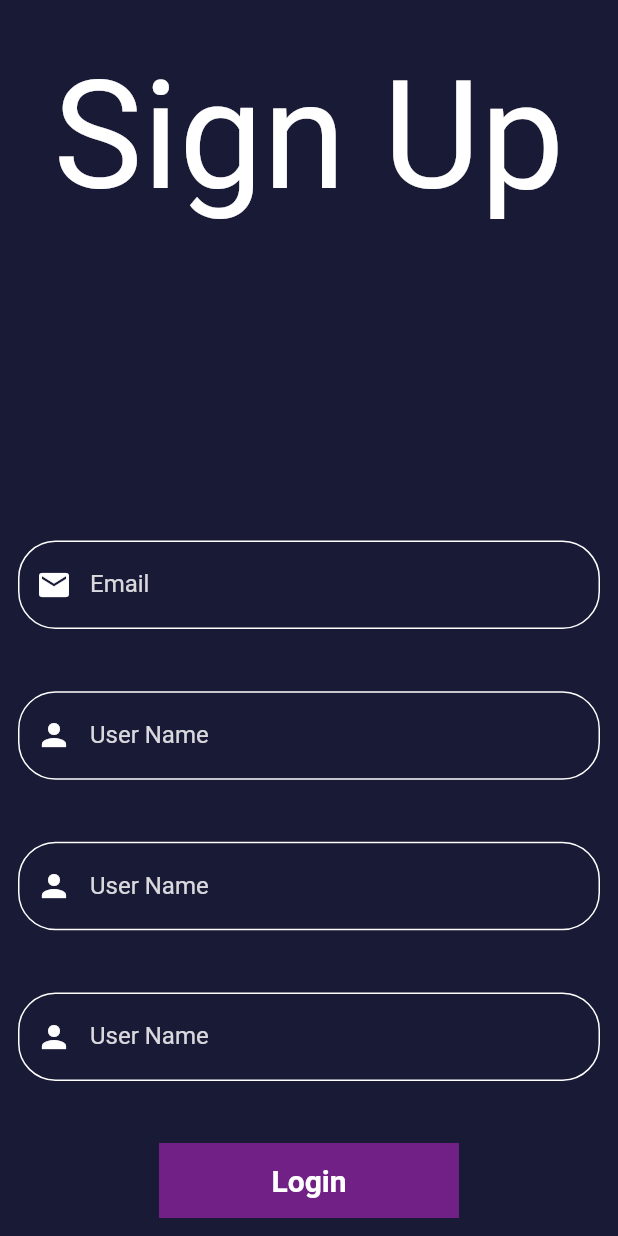
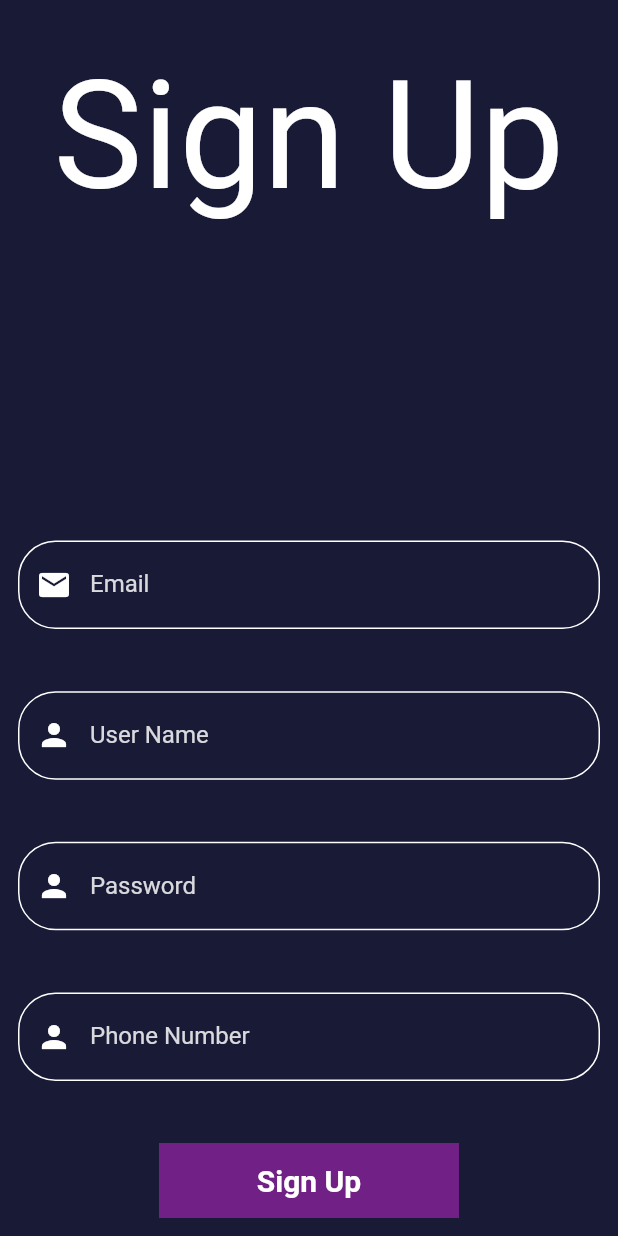
Before and after one commit to Nizar-Sweiss/FireStoreTest, a Flutter app: the screen it shows after launch, on a phone screen of 412 x 824 dp. Run offline on Flutter 3.47's test engine with Material 2 defaults, Android fonts, the phone set to English and light mode, and no system bars; our stand-ins replace cloud_firestore, firebase_auth, firebase_core; accounts and stored records are empty; Roboto replaces fonts that are missing (ZenTokyoZoo).

Commit message:
add: TextFormField Controllers

```diff
--- a/store/lib/Screens/signup_screens.dart
+++ b/store/lib/Screens/signup_screens.dart
@@ -3,6 +3,7 @@ import 'package:firebase_auth/firebase_auth.dart';
 import 'package:firebase_core/firebase_core.dart';
 
 import 'package:flutter/material.dart';
+import 'package:cloud_firestore/cloud_firestore.dart';
 
 class SignIn extends StatelessWidget {
   const SignIn({super.key});
@@ -29,7 +30,8 @@ class SignInScreen extends StatefulWidget {
 class _SignInScreenState extends State<SignInScreen> {
   TextEditingController emailFeild = TextEditingController();
   TextEditingController passwordFeild = TextEditingController();
-  TextEditingController conformPasswordFeild = TextEditingController();
+  TextEditingController phoneFeild = TextEditingController();
+  TextEditingController userNameFeild = TextEditingController();
 
   @override
   Widget build(BuildContext context) {
@@ -73,11 +75,10 @@ class _SignInScreenState extends State<SignInScreen> {
                 ),
                 hoverColor: Color.fromARGB(255, 255, 255, 255)),
             keyboardType: TextInputType.emailAddress,
-            onFieldSubmitted: (emailFeild) {},
           ),
           TextFormField(
             //To take the input when it login
-
+            controller: userNameFeild,
             style: TextStyle(color: Colors.white),
             decoration: InputDecoration(
                 enabledBorder: OutlineInputBorder(
@@ -97,11 +98,10 @@ class _SignInScreenState extends State<SignInScreen> {
                 ),
                 hoverColor: Color.fromARGB(255, 255, 255, 255)),
             keyboardType: TextInputType.emailAddress,
-            onFieldSubmitted: (emailFeild) {},
           ),
           TextFormField(
             //To take the input when it login
-
+            controller: passwordFeild,
             style: TextStyle(color: Colors.white),
             decoration: InputDecoration(
                 enabledBorder: OutlineInputBorder(
@@ -111,7 +111,7 @@ class _SignInScreenState extends State<SignInScreen> {
                   ),
                   borderRadius: BorderRadius.circular(25.0),
                 ),
-                labelText: "User Name ",
+                labelText: "Password ",
                 labelStyle:
                     TextStyle(color: Color.fromARGB(213, 255, 255, 255)),
                 border: OutlineInputBorder(),
@@ -121,11 +121,10 @@ class _SignInScreenState extends State<SignInScreen> {
                 ),
                 hoverColor: Color.fromARGB(255, 255, 255, 255)),
             keyboardType: TextInputType.emailAddress,
-            onFieldSubmitted: (emailFeild) {},
           ),
           TextFormField(
             //To take the input when it login
-
+            controller: phoneFeild,
             style: TextStyle(color: Colors.white),
             decoration: InputDecoration(
                 enabledBorder: OutlineInputBorder(
@@ -135,7 +134,7 @@ class _SignInScreenState extends State<SignInScreen> {
                   ),
                   borderRadius: BorderRadius.circular(25.0),
                 ),
-                labelText: "User Name ",
+                labelText: "Phone Number",
                 labelStyle:
                     TextStyle(color: Color.fromARGB(213, 255, 255, 255)),
                 border: OutlineInputBorder(),
@@ -144,8 +143,7 @@ class _SignInScreenState extends State<SignInScreen> {
                   color: Colors.white,
                 ),
                 hoverColor: Color.fromARGB(255, 255, 255, 255)),
-            keyboardType: TextInputType.emailAddress,
-            onFieldSubmitted: (emailFeild) {},
+            keyboardType: TextInputType.phone,
           ),
           Container(
             width: 200,
@@ -154,7 +152,7 @@ class _SignInScreenState extends State<SignInScreen> {
             child: MaterialButton(
               onPressed: () {},
               child: Text(
-                "Login",
+                "Sign Up",
                 style: TextStyle(
                     color: Color.fromARGB(255, 255, 255, 255),
                     fontSize: 20,
```
